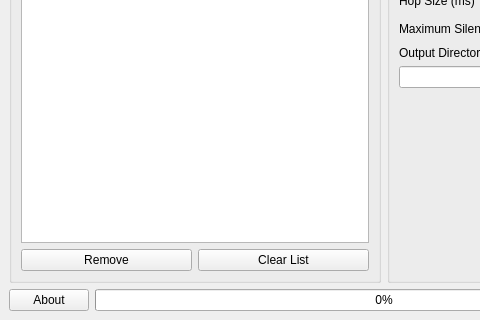
The window that gui/ui_mainwindow.ui (woodzofficial/audio-slicer) describes before a commit, drawn with Qt 5; both pictures show x 0 to 480 and y 160 to 480 of the 768 by 480 pixel window.
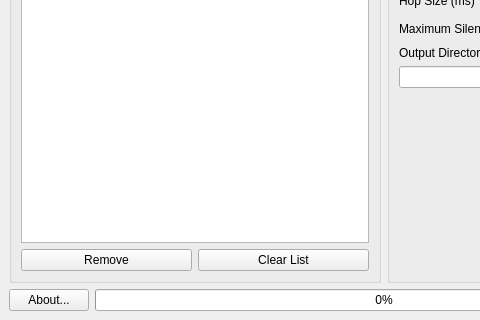
The same window after the commit.

Commit message: Rename controls and functions

Patch:
```diff
--- a/gui/ui_mainwindow.ui
+++ b/gui/ui_mainwindow.ui
@@ -250,7 +250,7 @@
       <item>
        <widget class="QPushButton" name="pushButtonAbout">
         <property name="text">
-         <string>About</string>
+         <string>About...</string>
         </property>
        </widget>
       </item>
```
Left out of the diff: 42 changed lines with no effect on the pictures. The commit also changes 2 other files.
